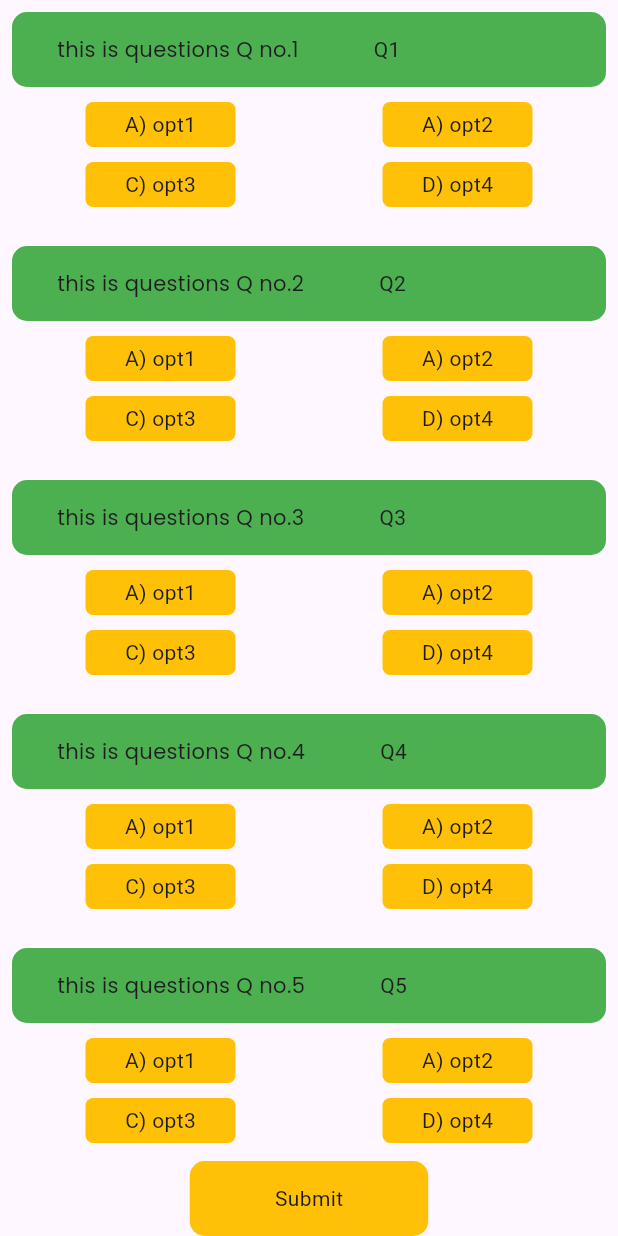
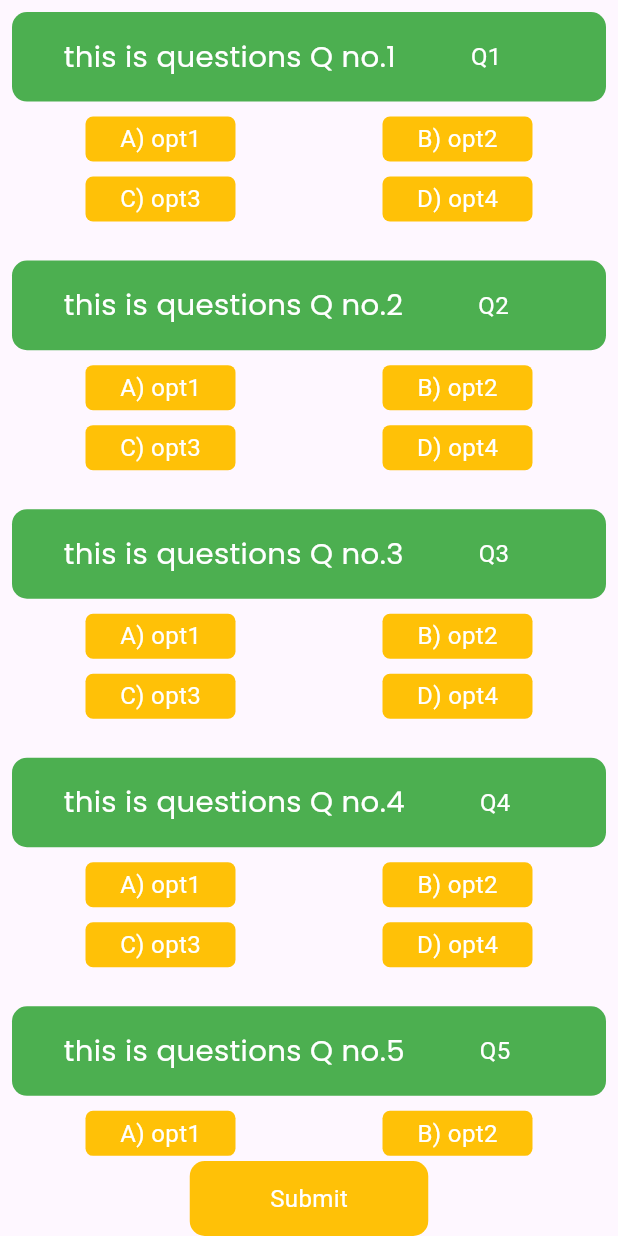
Before and after one commit to kalemullah/UI_class_navigation_image_adding, a Flutter app: the screen it shows after launch, after a tap on "Submit", on a phone screen of 412 x 824 dp. Run offline on Flutter 3.47's test engine with Material 3 defaults, Android fonts, the phone set to English and light mode, and no system bars; our stand-ins replace custom_rating_bar, flutter_screenutil.

```diff
--- /dev/null
+++ b/lib/custom_widget/colors.dart
@@ -0,0 +1,3 @@
+import 'package:flutter/material.dart';
+
+Color appcolor = Colors.blue;
--- a/lib/details.dart
+++ b/lib/details.dart
@@ -1,4 +1,5 @@
 import 'package:flutter/material.dart';
+import 'package:test/custom_widget/colors.dart';
 import 'package:test/review_screen.dart';
 
 class DetailsScreen extends StatefulWidget {
@@ -141,7 +142,7 @@ class _DetailsScreenState extends State<DetailsScreen> {
                 width: 300,
                 decoration: BoxDecoration(
                     border: Border.all(color: Colors.grey.withOpacity(.5)),
-                    color: Colors.red,
+                    color: appcolor,
                     borderRadius: BorderRadius.all(Radius.circular(10))),
                 child: Center(
                   child: Text('Buy now',
--- a/lib/main.dart
+++ b/lib/main.dart
@@ -1,6 +1,8 @@
 import 'package:flutter/material.dart';
+import 'package:flutter_screenutil/flutter_screenutil.dart';
 import 'package:test/UI_task4.dart';
 import 'package:test/adding_image.dart';
+import 'package:test/bottomnav.dart';
 import 'package:test/custommtabr.dart';
 import 'package:test/expanded_flexible.dart';
 import 'package:test/list_view.dart';
@@ -27,26 +29,45 @@ class MyApp extends StatelessWidget {
   // This widget is the root of your application.
   @override
   Widget build(BuildContext context) {
-    return MaterialApp(
-      title: 'Flutter Demo',
-      theme: ThemeData(
-        colorScheme: ColorScheme.fromSeed(seedColor: Colors.deepPurple),
-        useMaterial3: true,
-      ),
-      home: Quiz(),
-      //CustomTabBar()
-      // Tabbar()
-      //  Profile(),
-      // Test()
-      // GridviewScreen()
-      //ListviewbuilderScreen()
-      // ListViewScreen(),
-      //UiTask5()
-      //UiTask5(),
-      // Button(),
-      //AddingImage()
-      // const expabded(),
+    return ScreenUtilInit(
+      designSize: const Size(360, 690),
+      minTextAdapt: true,
+      splitScreenMode: true,
+      // Use builder only if you need to use library outside ScreenUtilInit context
+      builder: (_, child) {
+        return MaterialApp(
+          debugShowCheckedModeBanner: false,
+          title: 'First Method',
+          // You can use the library anywhere in the app even in theme
+          theme: ThemeData(
+            primarySwatch: Colors.blue,
+            textTheme: Typography.englishLike2018.apply(fontSizeFactor: 1.sp),
+          ),
+          home: child,
+        );
+      },
+      child: const Quiz(),
     );
+    // MaterialApp(
+    //   title: 'Flutter Demo',
+    //   theme: ThemeData(
+    //     colorScheme: ColorScheme.fromSeed(seedColor: Colors.deepPurple),
+    //     useMaterial3: true,
+    //   ),
+    //   home: Quiz(),
+    //   //CustomTabBar()
+    //   // Tabbar()
+    //   //  Profile(),
+    //   // Test()
+    //   // GridviewScreen()
+    //   //ListviewbuilderScreen()
+    //   // ListViewScreen(),
+    //   //UiTask5()
+    //   //UiTask5(),
+    //   // Button(),
+    //   //AddingImage()
+    //   // const expabded(),
+    // );
   }
 }
 
--- a/lib/quiz.dart
+++ b/lib/quiz.dart
@@ -1,4 +1,5 @@
 import 'package:flutter/material.dart';
+import 'package:flutter_screenutil/flutter_screenutil.dart';
 
 class Quiz extends StatefulWidget {
   const Quiz({super.key});
@@ -68,8 +69,8 @@ List<String> options4 = [
   'opt4',
 ];
 
-List<String> tempAns = [];
-List<String> cAns = ['', '', '', ''];
+List<String> tempAns = ["", "", "", "", "", "", "", "", "", ""];
+List<String> cAns = ['opt4', 'opt4', 'opt4', 'opt4', 'opt4'];
 
 class _QuizState extends State<Quiz> {
   @override
@@ -86,20 +87,19 @@ class _QuizState extends State<Quiz> {
                     child: Column(
                       children: [
                         Container(
-                          height: 50,
+                          height: 50.h,
                           decoration: BoxDecoration(
                             color: Colors.green,
                             borderRadius: BorderRadius.circular(10),
                           ),
                           child: Row(
                             children: [
-                              SizedBox(
-                                width: 30,
-                              ),
+                              SizedBox(width: 30.w),
                               Text(
                                 'this is questions Q no.${index + 1}',
                                 style: TextStyle(
                                     fontFamily: 'poppin',
+                                    fontSize: 17.sp,
                                     fontWeight: FontWeight.w300),
                               ),
                               SizedBox(
@@ -116,7 +116,11 @@ class _QuizState extends State<Quiz> {
                               children: [
                                 GestureDetector(
                                   onTap: () {
-                                    tempAns.add(options1[index]);
+                                    tempAns.insert(index, "${options1[index]}");
+
+                                    // tempAns.add(options1[index]);
+                                    print(
+                                        'this is temp answer ${tempAns[index]} and this is cAns ${cAns[index]}');
                                   },
                                   child: Container(
                                       height: 30,
@@ -131,7 +135,7 @@ class _QuizState extends State<Quiz> {
                                 ),
                                 GestureDetector(
                                   onTap: () {
-                                    tempAns.add(options2[index]);
+                                    tempAns.insert(index, "${options2[index]}");
                                   },
                                   child: Container(
                                       height: 30,
@@ -142,7 +146,7 @@ class _QuizState extends State<Quiz> {
                                               BorderRadius.circular(5)),
                                       child: Center(
                                           child:
-                                              Text('A) ${options2[index]}'))),
+                                              Text('B) ${options2[index]}'))),
                                 ),
                               ]),
                         ),
@@ -153,7 +157,9 @@ class _QuizState extends State<Quiz> {
                               children: [
                                 GestureDetector(
                                   onTap: () {
-                                    tempAns.add(options3[index]);
+                                    print('this is index3  $index');
+                                    tempAns.insert(index, options3[index]);
+                                    // tempAns.add(options3[index]);
                                   },
                                   child: Container(
                                       height: 30,
@@ -168,7 +174,8 @@ class _QuizState extends State<Quiz> {
                                 ),
                                 GestureDetector(
                                   onTap: () {
-                                    tempAns.add(options4[index]);
+                                    tempAns.insert(index, "${options4[index]}");
+                                    // tempAns.add(options4[index]);
                                   },
                                   child: Container(
                                       height: 30,
@@ -192,6 +199,7 @@ class _QuizState extends State<Quiz> {
           GestureDetector(
             onTap: () {
               int marks = 0;
+              print('${tempAns}');
               for (int i = 0; i < cAns.length; i++) {
                 if (tempAns[i] == cAns[i]) {
                   print('Correct');
@@ -200,7 +208,7 @@ class _QuizState extends State<Quiz> {
                   print('Incorrect');
                 }
               }
-              print("this is temp answer $tempAns");
+              print("this is temp answer $marks");
             },
             child: Container(
                 height: 50,
--- a/pubspec.yaml
+++ b/pubspec.yaml
@@ -35,8 +35,9 @@ dependencies:
   # The following adds the Cupertino Icons font to your application.
   # Use with the CupertinoIcons class for iOS style icons.
   cupertino_icons: ^1.0.2
+  custom_rating_bar: ^2.0.5
   flutter_screenutil: ^5.9.3
-  custom_rating_bar: ^2.0.5
+  curved_navigation_bar: ^1.0.6
 
 dev_dependencies:
   flutter_test:
```
Also changed, not shown: lib/bottomnav.dart (added, +194 -0 lines), lib/custom_widget/custom_widget.dart (added), pubspec.lock.
